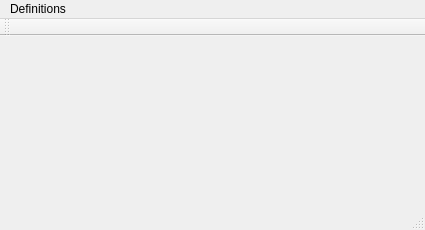
Qt form DiagramChaser/DiagramChaser/DiagramChaser.ui (FruitfulApproach/BananaCats) before a commit.
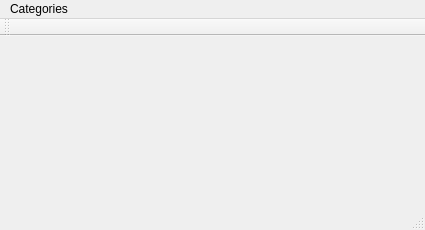
The same form after that commit.

Diff of the .ui file:
```diff
--- a/DiagramChaser/DiagramChaser/DiagramChaser.ui
+++ b/DiagramChaser/DiagramChaser/DiagramChaser.ui
@@ -23,9 +23,9 @@
      <height>22</height>
     </rect>
    </property>
-   <widget class="QMenu" name="menuDefinitions">
+   <widget class="QMenu" name="menuCategories">
     <property name="title">
-     <string>Definitions</string>
+     <string>Categories</string>
     </property>
     <addaction name="actionTypes"/>
     <addaction name="actionTypes_2"/>
@@ -33,7 +33,7 @@
     <addaction name="actionLoad_Types"/>
     <addaction name="actionSave_Types"/>
    </widget>
-   <addaction name="menuDefinitions"/>
+   <addaction name="menuCategories"/>
   </widget>
   <widget class="QToolBar" name="mainToolBar">
    <attribute name="toolBarArea">
```
Left out of the diff: 24 changed lines with no effect on the pictures.
